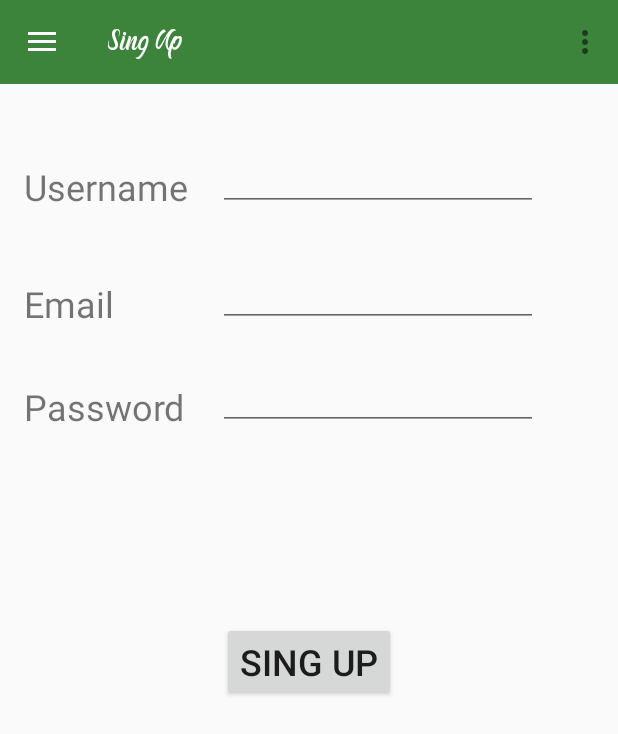
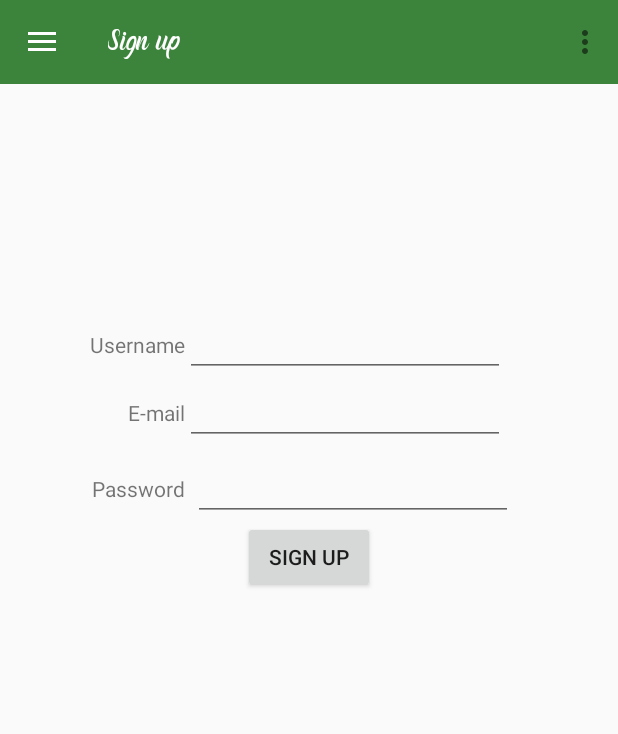
Before and after one commit to TomazMazej/plant_care, an Android app: the fragment SignUpFragment placed in its activity, on a phone screen of 412 x 824 dp. Shown: the top 734 px of the screen. Run offline under Robolectric (Android 15) with nearby library versions, the phone set to English and light mode, and no system bars.

Commit message:
Added Retrofit2 library, fixed layouts, renamed some fragments, object from MyPlantsFragment listview is now passed to PlantFragment.

```diff
--- a/app/build.gradle
+++ b/app/build.gradle
@@ -32,4 +32,6 @@ dependencies {
     androidTestImplementation 'androidx.test.ext:junit:1.1.2'
     androidTestImplementation 'androidx.test.espresso:espresso-core:3.3.0'
     implementation 'com.google.android.material:material:1.1.0'
+    implementation 'com.squareup.retrofit2:retrofit:2.4.0'
+    implementation 'com.squareup.retrofit2:converter-gson:2.4.0'
 }
--- a/app/src/main/java/com/mazej/plantcare/MainActivity.java
+++ b/app/src/main/java/com/mazej/plantcare/MainActivity.java
@@ -9,9 +9,7 @@ import androidx.drawerlayout.widget.DrawerLayout;
 import androidx.fragment.app.FragmentManager;
 import androidx.fragment.app.FragmentTransaction;
 
-import android.database.Cursor;
 import android.os.Bundle;
-import android.util.SparseBooleanArray;
 import android.view.Menu;
 import android.view.MenuInflater;
 import android.view.MenuItem;
@@ -21,11 +19,10 @@ import com.mazej.plantcare.fragments.MainFragment;
 import com.mazej.plantcare.fragments.MyPlantsFragment;
 import com.mazej.plantcare.fragments.SearchPlantsFragment;
 import com.mazej.plantcare.fragments.SettingsFragment;
-import com.mazej.plantcare.fragments.SingInFragment;
-import com.mazej.plantcare.fragments.SingUpFragment;
+import com.mazej.plantcare.fragments.LogInFragment;
+import com.mazej.plantcare.fragments.SignUpFragment;
 
 import java.util.ArrayList;
-import java.util.Collections;
 
 public class MainActivity extends AppCompatActivity implements NavigationView.OnNavigationItemSelectedListener{
 
@@ -107,11 +104,11 @@ public class MainActivity extends AppCompatActivity implements NavigationView.On
         if(menuItem.getItemId() == R.id.settings){
             fragmentTransaction.replace(R.id.container_fragment, new SettingsFragment());
         }
-        if(menuItem.getItemId() == R.id.sing_in){
-            fragmentTransaction.replace(R.id.container_fragment, new SingInFragment());
+        if(menuItem.getItemId() == R.id.log_in){
+            fragmentTransaction.replace(R.id.container_fragment, new LogInFragment());
         }
-        if(menuItem.getItemId() == R.id.sing_up){
-            fragmentTransaction.replace(R.id.container_fragment, new SingUpFragment());
+        if(menuItem.getItemId() == R.id.sign_up){
+            fragmentTransaction.replace(R.id.container_fragment, new SignUpFragment());
         }
         fragmentTransaction.commit();
         return true;
--- /dev/null
+++ b/app/src/main/java/com/mazej/plantcare/database/PlantCareApi.java
@@ -0,0 +1,5 @@
+package com.mazej.plantcare.database;
+
+public interface PlantCareApi {
+
+}
--- a/app/src/main/java/com/mazej/plantcare/fragments/MyPlantsFragment.java
+++ b/app/src/main/java/com/mazej/plantcare/fragments/MyPlantsFragment.java
@@ -59,7 +59,7 @@ public class MyPlantsFragment extends Fragment {
                 Toast.makeText(getActivity(),"WTF",1).show();
 
                 getActivity().getSupportFragmentManager().beginTransaction()
-                        .replace(R.id.container_fragment, new PlantFragment("kaktus"), "findThisFragment").addToBackStack(null).commit();
+                        .replace(R.id.container_fragment, new PlantFragment(theList.get(position)), "findThisFragment").addToBackStack(null).commit();
 
             }
         });
--- a/app/src/main/java/com/mazej/plantcare/fragments/SearchPlantsFragment.java
+++ b/app/src/main/java/com/mazej/plantcare/fragments/SearchPlantsFragment.java
@@ -18,7 +18,6 @@ import static com.mazej.plantcare.MainActivity.toolbar;
 public class SearchPlantsFragment extends Fragment {
 
     public SearchPlantsFragment() {
-
     }
 
     @Nullable
--- a/app/src/main/java/com/mazej/plantcare/fragments/SingUpFragment.java
+++ b/app/src/main/java/com/mazej/plantcare/fragments/SignUpFragment.java
@@ -14,19 +14,19 @@ import com.mazej.plantcare.R;
 
 import static com.mazej.plantcare.MainActivity.toolbar;
 
-public class SingUpFragment extends Fragment {
+public class SignUpFragment extends Fragment {
 
-    public SingUpFragment() {
+    public SignUpFragment() {
     }
 
     @Nullable
     @Override
     public View onCreateView(@NonNull LayoutInflater inflater, @Nullable ViewGroup container, @Nullable Bundle savedInstanceState) {
 
-        View view = inflater.inflate(R.layout.fragment_sing_up, container, false);
+        View view = inflater.inflate(R.layout.fragment_sign_up, container, false);
 
         toolbar.setTitleTextColor(Color.WHITE);
-        toolbar.setTitle("Sing Up");
+        toolbar.setTitle("Sign up");
 
         return view;
     }
--- /dev/null
+++ b/app/src/main/res/layout/fragment_sign_up.xml
@@ -0,0 +1,92 @@
+<?xml version="1.0" encoding="utf-8"?>
+<androidx.constraintlayout.widget.ConstraintLayout xmlns:android="http://schemas.android.com/apk/res/android"
+    android:layout_width="match_parent"
+    android:layout_height="match_parent"
+    xmlns:app="http://schemas.android.com/apk/res-auto"
+    xmlns:tools="http://schemas.android.com/tools">
+
+    <androidx.constraintlayout.widget.Guideline
+        android:id="@+id/guideline"
+        android:layout_width="wrap_content"
+        android:layout_height="wrap_content"
+        android:orientation="vertical"
+        app:layout_constraintGuide_percent="0.3" />
+
+    <androidx.constraintlayout.widget.Guideline
+        android:id="@+id/guideline3"
+        android:layout_width="wrap_content"
+        android:layout_height="wrap_content"
+        android:orientation="vertical"
+        app:layout_constraintGuide_percent="0.3" />
+
+    <androidx.constraintlayout.widget.Guideline
+        android:id="@+id/guideline4"
+        android:layout_width="wrap_content"
+        android:layout_height="wrap_content"
+        android:orientation="horizontal"
+        app:layout_constraintGuide_begin="150dp" />
+
+    <TextView
+        android:id="@+id/textView"
+        android:layout_width="wrap_content"
+        android:layout_height="wrap_content"
+        android:text="Username"
+        app:layout_constraintBaseline_toBaselineOf="@+id/username"
+        app:layout_constraintEnd_toStartOf="@+id/guideline3" />
+
+    <EditText
+        android:id="@+id/username"
+        android:layout_width="wrap_content"
+        android:layout_height="wrap_content"
+        android:layout_marginTop="?attr/actionBarSize"
+        android:ems="10"
+        android:inputType="textPersonName"
+        app:layout_constraintStart_toStartOf="@+id/guideline3"
+        app:layout_constraintTop_toTopOf="@+id/guideline4" />
+
+    <TextView
+        android:id="@+id/textView2"
+        android:layout_width="wrap_content"
+        android:layout_height="wrap_content"
+        android:text="E-mail"
+        app:layout_constraintBaseline_toBaselineOf="@+id/email"
+        app:layout_constraintEnd_toStartOf="@+id/guideline3" />
+
+    <EditText
+        android:id="@+id/email"
+        android:layout_width="wrap_content"
+        android:layout_height="wrap_content"
+        android:ems="10"
+        android:inputType="textEmailAddress"
+        app:layout_constraintStart_toStartOf="@+id/guideline3"
+        app:layout_constraintTop_toBottomOf="@+id/username" />
+
+    <TextView
+        android:id="@+id/textView3"
+        android:layout_width="wrap_content"
+        android:layout_height="wrap_content"
+        android:text="Password"
+        app:layout_constraintBaseline_toBaselineOf="@+id/password"
+        app:layout_constraintEnd_toStartOf="@+id/guideline3" />
+
+    <EditText
+        android:id="@+id/password"
+        android:layout_width="wrap_content"
+        android:layout_height="wrap_content"
+        android:layout_margin="5dp"
+        android:ems="10"
+        android:inputType="textPassword"
+        app:layout_constraintStart_toStartOf="@+id/guideline3"
+        app:layout_constraintTop_toBottomOf="@+id/email" />
+
+    <Button
+        android:id="@+id/buttonLogin"
+        android:layout_width="wrap_content"
+        android:layout_height="wrap_content"
+        android:text="Sign Up"
+        android:onClick="onClickSignUp"
+        app:layout_constraintEnd_toEndOf="parent"
+        app:layout_constraintStart_toStartOf="parent"
+        app:layout_constraintTop_toBottomOf="@+id/password" />
+
+</androidx.constraintlayout.widget.ConstraintLayout>
--- a/app/src/main/res/layout/fragment_sing_up.xml
+++ /dev/null
@@ -1,98 +0,0 @@
-<?xml version="1.0" encoding="utf-8"?>
-<androidx.constraintlayout.widget.ConstraintLayout
-    xmlns:android="http://schemas.android.com/apk/res/android"
-    xmlns:app="http://schemas.android.com/apk/res-auto"
-    xmlns:tools="http://schemas.android.com/tools"
-    android:layout_width="match_parent"
-    android:layout_height="match_parent">
-
-
-    <Button
-        android:id="@+id/SIgn_up_button"
-        android:layout_width="wrap_content"
-        android:layout_height="wrap_content"
-        android:layout_marginStart="161dp"
-        android:layout_marginLeft="161dp"
-        android:layout_marginTop="84dp"
-        android:layout_marginEnd="162dp"
-        android:layout_marginRight="162dp"
-        android:layout_marginBottom="313dp"
-        android:text="Sing Up"
-        android:textSize="24sp"
-        app:layout_constraintBottom_toBottomOf="parent"
-        app:layout_constraintEnd_toEndOf="parent"
-        app:layout_constraintStart_toStartOf="parent"
-        app:layout_constraintTop_toBottomOf="@+id/editTextTextPassword" />
-
-    <EditText
-        android:id="@+id/editTextTextEmail"
-        android:layout_width="wrap_content"
-        android:layout_height="wrap_content"
-        android:layout_marginTop="32dp"
-        android:layout_marginEnd="53dp"
-        android:layout_marginRight="53dp"
-        android:ems="10"
-        android:inputType="textWebEmailAddress"
-        app:layout_constraintEnd_toEndOf="parent"
-        app:layout_constraintTop_toBottomOf="@+id/editTextTextUsername" />
-
-    <EditText
-        android:id="@+id/editTextTextPassword"
-        android:layout_width="wrap_content"
-        android:layout_height="wrap_content"
-        android:layout_marginTop="23dp"
-        android:layout_marginEnd="53dp"
-        android:layout_marginRight="53dp"
-        android:ems="10"
-        android:inputType="textPassword"
-        app:layout_constraintEnd_toEndOf="parent"
-        app:layout_constraintTop_toBottomOf="@+id/editTextTextEmail" />
-
-    <TextView
-        android:id="@+id/Password"
-        android:layout_width="wrap_content"
-        android:layout_height="wrap_content"
-        android:layout_marginStart="16dp"
-        android:layout_marginLeft="16dp"
-        android:layout_marginTop="36dp"
-        android:text="Password"
-        android:textSize="24sp"
-        app:layout_constraintStart_toStartOf="parent"
-        app:layout_constraintTop_toBottomOf="@+id/Email" />
-
-    <TextView
-        android:id="@+id/Email"
-        android:layout_width="wrap_content"
-        android:layout_height="wrap_content"
-        android:layout_marginStart="16dp"
-        android:layout_marginLeft="16dp"
-        android:layout_marginTop="45dp"
-        android:text="Email"
-        android:textSize="24sp"
-        app:layout_constraintStart_toStartOf="parent"
-        app:layout_constraintTop_toBottomOf="@+id/Username" />
-
-    <TextView
-        android:id="@+id/Username"
-        android:layout_width="wrap_content"
-        android:layout_height="wrap_content"
-        android:layout_marginStart="16dp"
-        android:layout_marginLeft="16dp"
-        android:layout_marginTop="108dp"
-        android:text="Username"
-        android:textSize="24sp"
-        app:layout_constraintStart_toStartOf="parent"
-        app:layout_constraintTop_toTopOf="parent" />
-
-    <EditText
-        android:id="@+id/editTextTextUsername"
-        android:layout_width="wrap_content"
-        android:layout_height="wrap_content"
-        android:layout_marginTop="95dp"
-        android:layout_marginEnd="53dp"
-        android:layout_marginRight="53dp"
-        android:ems="10"
-        android:inputType="textPersonName"
-        app:layout_constraintEnd_toEndOf="parent"
-        app:layout_constraintTop_toTopOf="parent" />
-</androidx.constraintlayout.widget.ConstraintLayout>
--- a/app/src/main/res/menu/drawer_menu.xml
+++ b/app/src/main/res/menu/drawer_menu.xml
@@ -22,17 +22,17 @@
     <item android:title="Other" android:id="@+id/other">
         <menu>
             <item
+                android:id="@+id/log_in"
+                android:icon="@drawable/ic_baseline_people_outline_24"
+                android:title="Log In" />
+            <item
+                android:id="@+id/sign_up"
+                android:icon="@drawable/ic_baseline_emoji_people_24"
+                android:title="Sign up" />
+            <item
                 android:id="@+id/settings"
                 android:icon="@drawable/ic_settings_black_24dp"
                 android:title="Settings" />
-            <item
-                android:id="@+id/sing_in"
-                android:icon="@drawable/ic_baseline_people_outline_24"
-                android:title="Sing In" />
-            <item
-                android:id="@+id/sing_up"
-                android:icon="@drawable/ic_baseline_emoji_people_24"
-                android:title="Sing up" />
 
         </menu>
     </item>
```
Also changed, not shown: app/src/main/java/com/mazej/plantcare/fragments/LogInFragment.java (renamed from app/src/main/java/com/mazej/plantcare/fragments/SingInFragment.java, +4 -4 lines), app/src/main/java/com/mazej/plantcare/fragments/PlantFragment.java (+6 -4 lines), app/src/main/res/layout/fragment_log_in.xml (added, +75 -0 lines), app/src/main/res/layout/fragment_settings.xml (+20 -35 lines), app/src/main/res/layout/fragment_sing_in.xml (deleted, +0 -68 lines).
